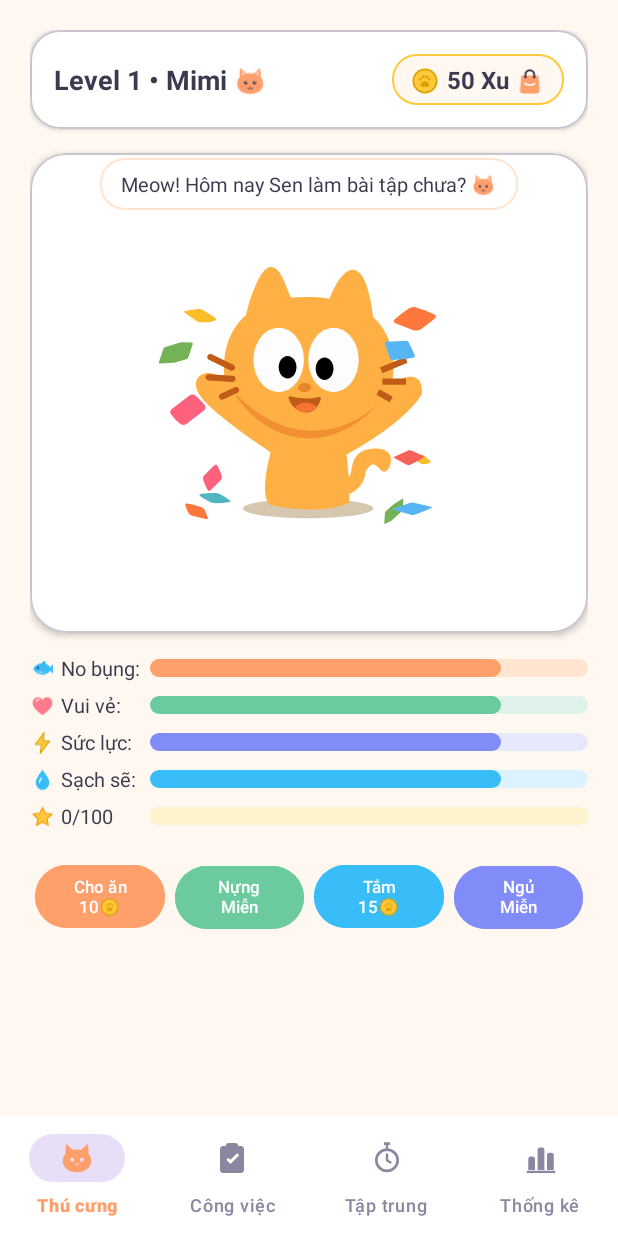
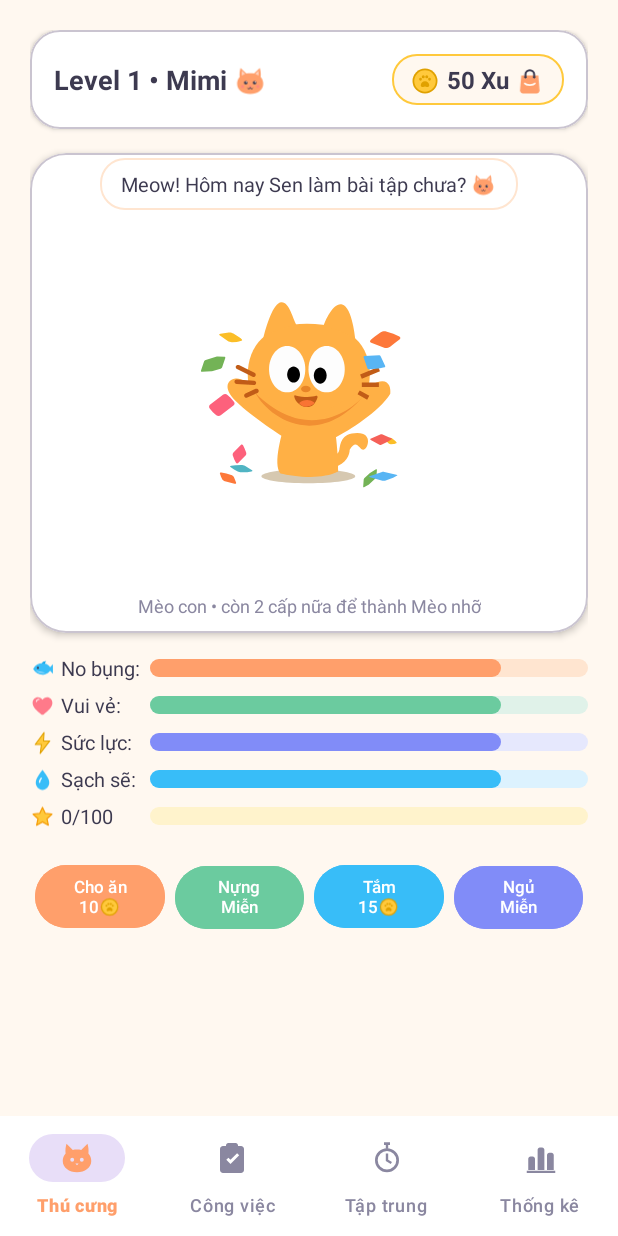
Before and after one commit to LetDuyIn/FocusPet, an Android app: the screen it shows after launch (MainActivity), on a phone screen of 412 x 824 dp. Run offline under Robolectric (Android 15) with nearby library versions, the phone set to English and light mode, and no system bars; our stand-ins replace Room's generated code; 1 statement that could not run was skipped.

Commit message:
Mèo lớn dần theo cấp: 4 giai đoạn trưởng thành có phụ kiện
- Mèo con (cấp 1–2) → Mèo nhỡ (3–5) → Mèo trưởng thành (6–9) → Mèo hoàng gia (10+)
- Mèo to dần qua từng giai đoạn; phụ kiện tự vẽ trên đầu: nơ, mũ tốt nghiệp, vương miện
- Dòng trạng thái cho biết còn bao nhiêu cấp để lớn tiếp
- Lớn lên giai đoạn mới: mèo và phụ kiện nảy lên, có thông báo
- Hiệu ứng nảy giữ nguyên kích thước hiện tại của mèo
- Test cho cách tính giai đoạn theo cấp

```diff
--- a/app/src/main/java/com/midterm/petfocus/PetFragment.kt
+++ b/app/src/main/java/com/midterm/petfocus/PetFragment.kt
@@ -16,7 +16,9 @@ import com.google.android.material.dialog.MaterialAlertDialogBuilder
 import com.google.android.material.snackbar.Snackbar
 import com.midterm.petfocus.data.PetState
 import com.midterm.petfocus.databinding.FragmentPetBinding
+import androidx.core.view.isVisible
 import com.midterm.petfocus.logic.GameRules
+import com.midterm.petfocus.logic.GrowthStage
 import com.midterm.petfocus.logic.Mood
 import com.midterm.petfocus.logic.PetAction
 import com.midterm.petfocus.ui.RewardFx
@@ -96,6 +98,7 @@ class PetFragment : Fragment(R.layout.fragment_pet) {
     private fun render(p: PetState) {
         val b = binding ?: return
         b.tvPetLevel.text = "Level ${p.level} • ${p.name} 🐱"
+        renderGrowth(b, p)
         playRewardEffects(b, p)
         b.progressHunger.progress = p.hunger.toInt()
         b.progressHappiness.progress = p.happiness.toInt()
@@ -112,6 +115,37 @@ class PetFragment : Fragment(R.layout.fragment_pet) {
             playAnim(animForMood(GameRules.mood(p)))
         }
         renderButtons(p)
+    }
+
+    /**
+     * Mèo lớn dần theo cấp: đổi kích thước và phụ kiện trên đầu.
+     * Phụ kiện được đặt theo vị trí đỉnh đầu mèo trong animation (đo trên pet_idle):
+     * khung Lottie 220dp, đỉnh đầu cách tâm khung 70dp khi mèo ở kích thước đầy đủ.
+     */
+    private fun renderGrowth(b: FragmentPetBinding, p: PetState) {
+        val stage = GrowthStage.of(p.level)
+        val s = stage.scale
+        b.lottiePet.scaleX = s
+        b.lottiePet.scaleY = s
+
+        val accessory = when (stage) {
+            GrowthStage.KITTEN -> null
+            GrowthStage.JUNIOR -> R.drawable.art_bow
+            GrowthStage.ADULT -> R.drawable.art_gradcap
+            GrowthStage.ROYAL -> R.drawable.art_crown
+        }
+        b.ivAccessory.isVisible = accessory != null
+        accessory?.let { b.ivAccessory.setImageResource(it) }
+        val dp = resources.displayMetrics.density
+        val headTop = (110 - 70 * s) * dp        // đỉnh đầu, tính từ mép trên khung Lottie
+        val size = 60 * dp
+        b.ivAccessory.scaleX = s
+        b.ivAccessory.scaleY = s
+        b.ivAccessory.translationY = headTop - size * 0.75f
+
+        b.tvStage.text = stage.next?.let {
+            "${stage.label} • còn ${it.minLevel - p.level} cấp nữa để thành ${it.label}"
+        } ?: "👑 ${stage.label} • đã lớn hết cỡ!"
     }
 
     /**
@@ -135,7 +169,18 @@ class PetFragment : Fragment(R.layout.fragment_pet) {
             )
         }
         val gainedExp = p.level > prev.level || p.exp > prev.exp
-        if (p.level > prev.level) {
+        val newStage = GrowthStage.of(p.level)
+        if (newStage.ordinal > GrowthStage.of(prev.level).ordinal) {
+            // Lớn lên giai đoạn mới: nảy lên, hiện phụ kiện mới và báo cho người chơi
+            RewardFx.bounce(b.lottiePet)
+            RewardFx.bounce(b.ivAccessory)
+            RewardFx.floatText(b.lottiePet, "🎉 ${newStage.label}!", R.color.peach_dark)
+            Snackbar.make(
+                b.root,
+                ArtIcons.art(requireContext(), "🎉 ${p.name} đã lớn thành ${newStage.label}! Có phụ kiện mới rồi nè ✨")!!,
+                Snackbar.LENGTH_LONG
+            ).show()
+        } else if (p.level > prev.level) {
             RewardFx.bounce(b.lottiePet)
             RewardFx.floatText(b.lottiePet, "⭐ LEVEL ${p.level}!", R.color.peach_dark)
         } else if (gainedExp) {
--- a/app/src/main/java/com/midterm/petfocus/logic/GameRules.kt
+++ b/app/src/main/java/com/midterm/petfocus/logic/GameRules.kt
@@ -13,6 +13,24 @@ enum class PetAction(val label: String, val cost: Int, val cooldownMs: Long, val
     CUDDLE("Nựng", 0, 30_000, 2),
     CLEAN("Tắm", 15, 120_000, 3),
     SLEEP("Ngủ", 0, 180_000, 2)
+}
+
+/**
+ * Giai đoạn trưởng thành của mèo theo cấp. Mèo to dần ([scale]) và đeo phụ kiện mới.
+ * Phụ kiện là hình art_bow / art_gradcap / art_crown (gán ở tầng giao diện).
+ */
+enum class GrowthStage(val label: String, val minLevel: Int, val scale: Float) {
+    KITTEN("Mèo con", 1, 0.72f),
+    JUNIOR("Mèo nhỡ", 3, 0.84f),
+    ADULT("Mèo trưởng thành", 6, 0.94f),
+    ROYAL("Mèo hoàng gia", 10, 1.0f);
+
+    /** Giai đoạn kế tiếp, null nếu đã lớn nhất. */
+    val next: GrowthStage? get() = entries.getOrNull(ordinal + 1)
+
+    companion object {
+        fun of(level: Int): GrowthStage = entries.last { level >= it.minLevel }
+    }
 }
 
 data class Reward(val coins: Int, val exp: Int, val levelsGained: Int = 0)
--- /dev/null
+++ b/app/src/main/res/drawable/art_bow.xml
@@ -0,0 +1,20 @@
+<?xml version="1.0" encoding="utf-8"?>
+<!-- Sinh tự động bởi tools/gen_art_icons.py, sửa hình ở đó rồi chạy lại -->
+<vector xmlns:android="http://schemas.android.com/apk/res/android"
+    android:width="24dp" android:height="24dp"
+    android:viewportWidth="24" android:viewportHeight="24">
+    <path android:pathData="M12,12 C9,8 4.5,6.5 3,8 C1.8,9.3 2,14.8 3,16 C4.5,17.5 9,16 12,12 Z"
+        android:fillColor="#FF7A8A" />
+    <path android:pathData="M12,12 C15,8 19.5,6.5 21,8 C22.2,9.3 22,14.8 21,16 C19.5,17.5 15,16 12,12 Z"
+        android:fillColor="#FF7A8A" />
+    <path android:pathData="M5,10 C6.5,10.2 8.4,11 9.6,12 M19,10 C17.5,10.2 15.6,11 14.4,12"
+        android:strokeColor="#E85D75"
+        android:strokeWidth="1"
+        android:strokeLineCap="round"
+        android:strokeLineJoin="round" />
+    <path android:pathData="M9.6,12 a2.4,2.4 0 1,0 4.8,0 a2.4,2.4 0 1,0 -4.8,0 Z"
+        android:fillColor="#E85D75" />
+    <path android:pathData="M10.7,11.3 a0.6,0.6 0 1,0 1.2,0 a0.6,0.6 0 1,0 -1.2,0 Z"
+        android:fillColor="#FFFFFF"
+        android:fillAlpha="0.7" />
+</vector>
--- /dev/null
+++ b/app/src/main/res/drawable/art_crown.xml
@@ -0,0 +1,26 @@
+<?xml version="1.0" encoding="utf-8"?>
+<!-- Sinh tự động bởi tools/gen_art_icons.py, sửa hình ở đó rồi chạy lại -->
+<vector xmlns:android="http://schemas.android.com/apk/res/android"
+    android:width="24dp" android:height="24dp"
+    android:viewportWidth="24" android:viewportHeight="24">
+    <path android:pathData="M3,8 L7.5,12.5 L12,5 L16.5,12.5 L21,8 L19.5,18 H4.5 Z"
+        android:fillColor="#FFC93C"
+        android:strokeColor="#E0A100"
+        android:strokeWidth="1"
+        android:strokeLineCap="round"
+        android:strokeLineJoin="round" />
+    <path android:pathData="M4.5,18 H19.5 V20.5 H4.5 Z"
+        android:fillColor="#E0A100" />
+    <path android:pathData="M10.6,15.2 a1.4,1.4 0 1,0 2.8,0 a1.4,1.4 0 1,0 -2.8,0 Z"
+        android:fillColor="#FF7A8A" />
+    <path android:pathData="M6.6,15.6 a1,1 0 1,0 2,0 a1,1 0 1,0 -2,0 Z"
+        android:fillColor="#38BDF8" />
+    <path android:pathData="M15.4,15.6 a1,1 0 1,0 2,0 a1,1 0 1,0 -2,0 Z"
+        android:fillColor="#6BCB9F" />
+    <path android:pathData="M1.8,8 a1.2,1.2 0 1,0 2.4,0 a1.2,1.2 0 1,0 -2.4,0 Z M10.7,5 a1.3,1.3 0 1,0 2.6,0 a1.3,1.3 0 1,0 -2.6,0 Z M19.8,8 a1.2,1.2 0 1,0 2.4,0 a1.2,1.2 0 1,0 -2.4,0 Z"
+        android:fillColor="#FFC93C"
+        android:strokeColor="#E0A100"
+        android:strokeWidth="0.8"
+        android:strokeLineCap="round"
+        android:strokeLineJoin="round" />
+</vector>
--- /dev/null
+++ b/app/src/main/res/drawable/art_gradcap.xml
@@ -0,0 +1,24 @@
+<?xml version="1.0" encoding="utf-8"?>
+<!-- Sinh tự động bởi tools/gen_art_icons.py, sửa hình ở đó rồi chạy lại -->
+<vector xmlns:android="http://schemas.android.com/apk/res/android"
+    android:width="24dp" android:height="24dp"
+    android:viewportWidth="24" android:viewportHeight="24">
+    <path android:pathData="M7,11.5 V16 C7,17.6 9.2,18.8 12,18.8 C14.8,18.8 17,17.6 17,16 V11.5 Z"
+        android:fillColor="#3D3A50" />
+    <path android:pathData="M12,5 L22,9.5 L12,14 L2,9.5 Z"
+        android:fillColor="#4B4766" />
+    <path android:pathData="M12,5 L22,9.5 L12,14 L2,9.5 Z"
+        android:strokeColor="#3D3A50"
+        android:strokeWidth="0.8"
+        android:strokeLineCap="round"
+        android:strokeLineJoin="round" />
+    <path android:pathData="M12,9.5 L19.5,11.2 V17"
+        android:strokeColor="#FFC93C"
+        android:strokeWidth="1.1"
+        android:strokeLineCap="round"
+        android:strokeLineJoin="round" />
+    <path android:pathData="M18.4,17.8 a1.1,1.1 0 1,0 2.2,0 a1.1,1.1 0 1,0 -2.2,0 Z"
+        android:fillColor="#FFC93C" />
+    <path android:pathData="M11.1,9.5 a0.9,0.9 0 1,0 1.8,0 a0.9,0.9 0 1,0 -1.8,0 Z"
+        android:fillColor="#FFC93C" />
+</vector>
--- a/app/src/main/res/layout/fragment_pet.xml
+++ b/app/src/main/res/layout/fragment_pet.xml
@@ -79,6 +79,29 @@
                 app:lottie_autoPlay="true"
                 app:lottie_loop="true"
                 app:layout_constraintTop_toTopOf="parent"
+                app:layout_constraintBottom_toBottomOf="parent"
+                app:layout_constraintStart_toStartOf="parent"
+                app:layout_constraintEnd_toEndOf="parent" />
+
+            <!-- Phụ kiện theo giai đoạn trưởng thành (nơ / mũ tốt nghiệp / vương miện), đặt trên đầu mèo -->
+            <ImageView
+                android:id="@+id/iv_accessory"
+                android:layout_width="60dp"
+                android:layout_height="60dp"
+                android:contentDescription="@string/accessory_desc"
+                android:visibility="gone"
+                app:layout_constraintTop_toTopOf="@id/lottie_pet"
+                app:layout_constraintStart_toStartOf="@id/lottie_pet"
+                app:layout_constraintEnd_toEndOf="@id/lottie_pet" />
+
+            <!-- Giai đoạn trưởng thành hiện tại và cấp cần để lớn tiếp -->
+            <com.midterm.petfocus.ui.art.ArtTextView
+                android:id="@+id/tv_stage"
+                android:layout_width="wrap_content"
+                android:layout_height="wrap_content"
+                android:layout_marginBottom="10dp"
+                android:textColor="@color/text_secondary"
+                android:textSize="12sp"
                 app:layout_constraintBottom_toBottomOf="parent"
                 app:layout_constraintStart_toStartOf="parent"
                 app:layout_constraintEnd_toEndOf="parent" />
--- a/app/src/main/res/values/strings.xml
+++ b/app/src/main/res/values/strings.xml
@@ -53,6 +53,9 @@
     <string name="nav_focus">Tập trung</string>
     <string name="nav_stats">Thống kê</string>
 
+    <!-- Mèo lớn dần -->
+    <string name="accessory_desc">Phụ kiện của thú cưng</string>
+
     <!-- Pomodoro -->
     <string name="btn_preset_custom">Khác</string>
 
```
Also changed, not shown: app/src/main/java/com/midterm/petfocus/ui/RewardFx.kt (+9 -4 lines), 2 other files.
